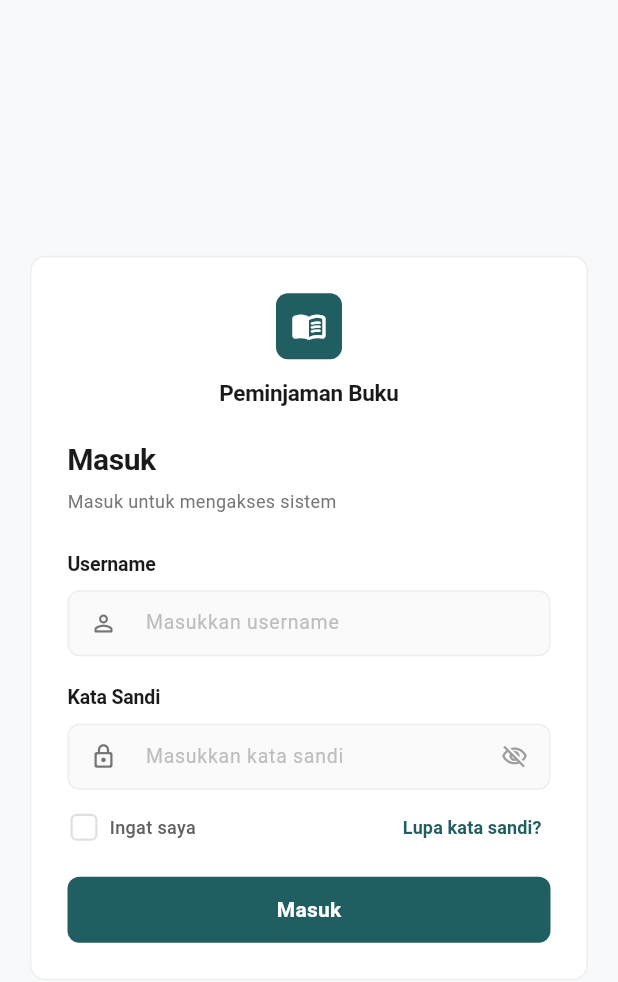
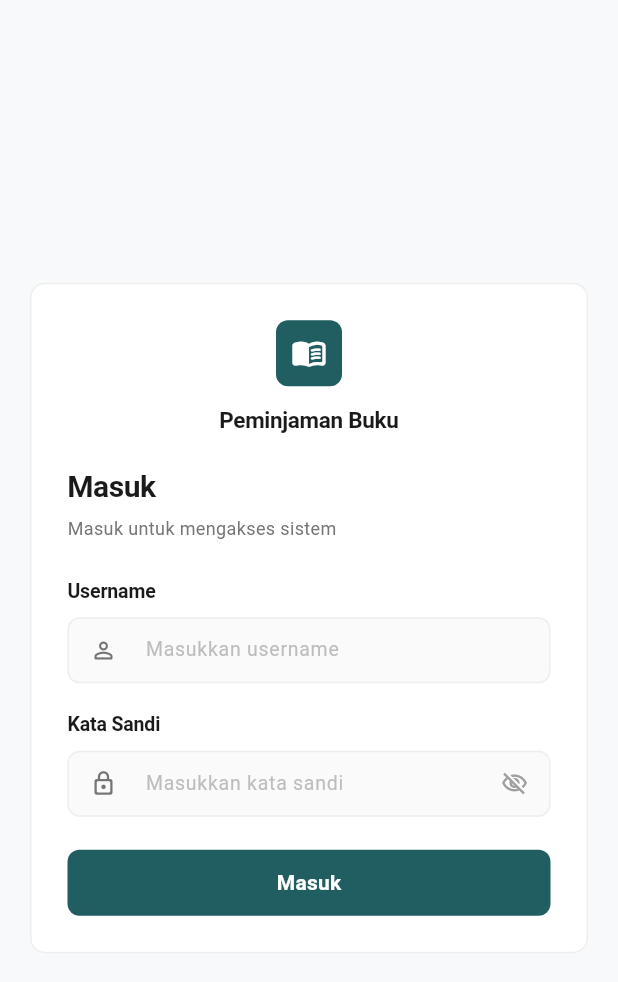
Before and after one commit to darrennnr/ukk_paket_1, a Flutter app: the screen it shows after launch, on a phone screen of 412 x 824 dp. Shown: the top 982 px of the screen. Run offline on Flutter 3.47's test engine with Material 3 defaults, Android fonts, the phone set to English and light mode, and no system bars; drawn by our look-alikes of flutter_animate; our stand-ins replace fl_chart, flutter_dotenv, flutter_riverpod, go_router, pdf, printing and 2 more; accounts and stored records are empty.

Commit message:
update login_page

```diff
--- a/lib/screens/auth/login_page.dart
+++ b/lib/screens/auth/login_page.dart
@@ -583,79 +583,6 @@ class _LoginFormState extends ConsumerState<LoginForm> {
               },
             ),
           ),
-          const SizedBox(height: 14),
-          // Remember me & Forgot password
-          Row(
-            mainAxisAlignment: MainAxisAlignment.spaceBetween,
-            children: [
-              InkWell(
-                onTap: () {
-                  setState(() => _rememberMe = !_rememberMe);
-                },
-                borderRadius: BorderRadius.circular(6),
-                child: Padding(
-                  padding: const EdgeInsets.all(2),
-                  child: Row(
-                    children: [
-                      Container(
-                        width: 18,
-                        height: 18,
-                        decoration: BoxDecoration(
-                          color: _rememberMe
-                              ? AppTheme.primaryColor
-                              : Colors.transparent,
-                          border: Border.all(
-                            color: _rememberMe
-                                ? AppTheme.primaryColor
-                                : Colors.grey.shade300,
-                            width: 1.5,
-                          ),
-                          borderRadius: BorderRadius.circular(4),
-                        ),
-                        child: _rememberMe
-                            ? const Icon(
-                                Icons.check,
-                                size: 12,
-                                color: Colors.white,
-                              )
-                            : null,
-                      ),
-                      const SizedBox(width: 8),
-                      Text(
-                        'Ingat saya',
-                        style: TextStyle(
-                          fontSize: 12,
-                          color: Colors.grey.shade700,
-                          fontWeight: FontWeight.w500,
-                        ),
-                      ),
-                    ],
-                  ),
-                ),
-              ),
-              TextButton(
-                onPressed: () {
-                  // TODO: Forgot password
-                },
-                style: TextButton.styleFrom(
-                  padding: const EdgeInsets.symmetric(
-                    horizontal: 6,
-                    vertical: 2,
-                  ),
-                  minimumSize: Size.zero,
-                  tapTargetSize: MaterialTapTargetSize.shrinkWrap,
-                ),
-                child: Text(
-                  'Lupa kata sandi?',
-                  style: TextStyle(
-                    fontSize: 12,
-                    color: AppTheme.primaryColor,
-                    fontWeight: FontWeight.w600,
-                  ),
-                ),
-              ),
-            ],
-          ),
           SizedBox(height: widget.isMobile ? 22 : 24),
           // Login button
           SizedBox(
```
